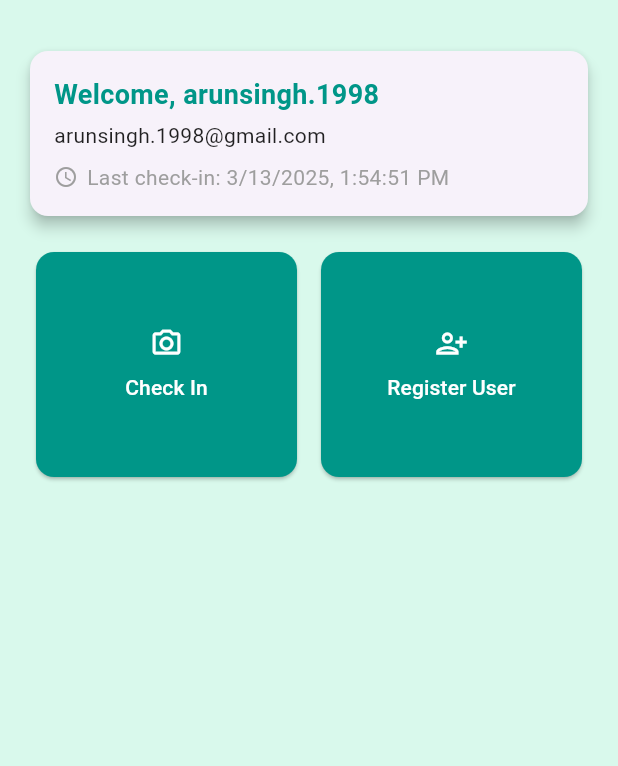
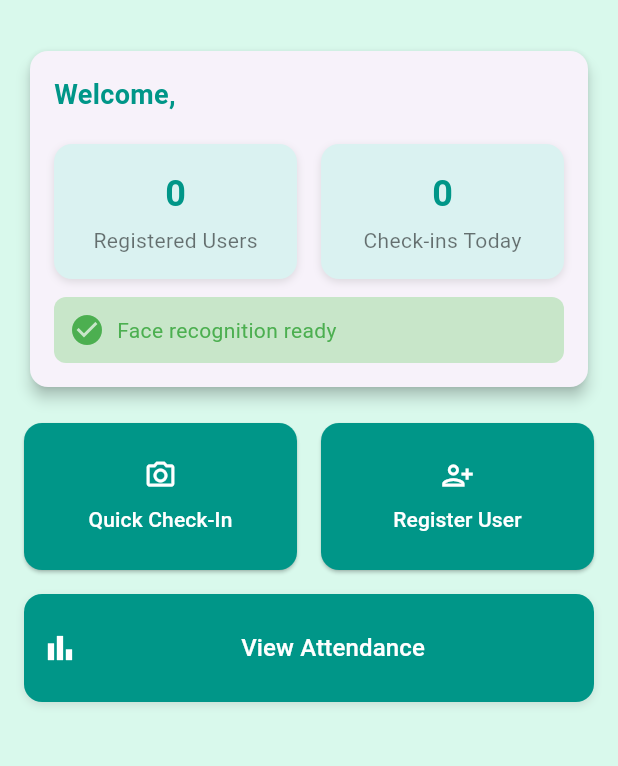
Before and after one commit to sinsau182/medhirattendance, a Flutter app: the HomePage screen opened directly, on a phone screen of 412 x 824 dp, the part 63-829 px from its top. Run offline on Flutter 3.47's test engine with Material 3 defaults, Android fonts, the phone set to English and light mode, and no system bars; our stand-ins replace camera, fluttertoast, shared_preferences; accounts and stored records are empty; network calls fail.

Commit message:
home page

```diff
--- a/lib/home_page.dart
+++ b/lib/home_page.dart
@@ -12,17 +12,19 @@ class HomePage extends StatefulWidget {
 }
 
 class _HomePageState extends State<HomePage> {
-  String username = "arunsingh.1998";
-  String email = "arunsingh.1998@gmail.com";
-  String lastCheckIn = "3/13/2025, 1:54:51 PM";
+  String username = "";
+  int registeredUsers = 0;
+  int checkInsToday = 0;
 
   Future<void> _logout() async {
     final prefs = await SharedPreferences.getInstance();
     await prefs.remove('authToken');
+    if (mounted) {
       Navigator.pushReplacement(
         context,
         MaterialPageRoute(builder: (context) => const LoginPage()),
       );
+    }
   }
 
   @override
@@ -70,21 +72,39 @@ class _HomePageState extends State<HomePage> {
                         color: Colors.teal,
                       ),
                     ),
-                    const SizedBox(height: 4),
-                    Text(
-                      email,
-                      style: const TextStyle(fontSize: 14, color: Colors.black87),
-                    ),
-                    const SizedBox(height: 8),
+                    const SizedBox(height: 20),
+
+                    // Registered Users and Check-Ins Today
                     Row(
                       children: [
-                        const Icon(Icons.access_time, size: 16, color: Colors.grey),
-                        const SizedBox(width: 6),
-                        Text(
-                          'Last check-in: $lastCheckIn',
-                          style: const TextStyle(fontSize: 14, color: Colors.grey),
+                        Expanded(
+                          child: _buildInfoBlock("Registered Users", registeredUsers),
+                        ),
+                        const SizedBox(width: 16), // Added space between boxes
+                        Expanded(
+                          child: _buildInfoBlock("Check-ins Today", checkInsToday),
                         ),
                       ],
+                    ),
+                    const SizedBox(height: 12),
+
+                    // Face Recognition Status
+                    Container(
+                      padding: const EdgeInsets.all(10),
+                      decoration: BoxDecoration(
+                        color: Colors.green.shade100,
+                        borderRadius: BorderRadius.circular(8),
+                      ),
+                      child: const Row(
+                        children: [
+                          Icon(Icons.check_circle, color: Colors.green),
+                          SizedBox(width: 8),
+                          Text(
+                            'Face recognition ready',
+                            style: TextStyle(color: Colors.green),
+                          ),
+                        ],
+                      ),
                     ),
                   ],
                 ),
@@ -92,25 +112,74 @@ class _HomePageState extends State<HomePage> {
             ),
             const SizedBox(height: 20),
 
-            // Check-In & Register User Buttons
+            // Quick Check-In and Register User Tabs
             Row(
-              mainAxisAlignment: MainAxisAlignment.spaceEvenly,
               children: [
-                _buildButton(Icons.camera_alt_outlined, "Check In", Colors.teal, () {
-                  // Navigate to Camera/Attendance
+                Expanded(
+                  child: _buildButton(
+                    icon: Icons.camera_alt_outlined,
+                    label: "Quick Check-In",
+                    color: Colors.teal,
+                    onPressed: () {
                       Navigator.push(
                         context,
                         MaterialPageRoute(builder: (context) => CheckInScreen()),
                       );
-                }),
-                _buildButton(Icons.person_add_alt_1_outlined, "Register User", Colors.teal, () {
-                  // Navigate to Register User Page
+                    },
+                  ),
+                ),
+                const SizedBox(width: 16), // Space between buttons
+                Expanded(
+                  child: _buildButton(
+                    icon: Icons.person_add_alt_1_outlined,
+                    label: "Register User",
+                    color: Colors.teal,
+                    onPressed: () {
                       Navigator.push(
                         context,
                         MaterialPageRoute(builder: (context) => RegisterUserScreen()),
                       );
-                }),
+                    },
+                  ),
+                ),
               ],
+            ),
+            const SizedBox(height: 16),
+
+            // Attendance Tab (Styled like Face Recognition Tab)
+            Container(
+              padding: const EdgeInsets.all(12),
+              decoration: BoxDecoration(
+                color: Colors.teal,
+                borderRadius: BorderRadius.circular(12),
+                boxShadow: [
+                  BoxShadow(
+                    color: Colors.grey.withOpacity(0.3),
+                    blurRadius: 4,
+                    offset: const Offset(0, 2),
+                  ),
+                ],
+              ),
+              child: Row(
+                children: [
+                  const Icon(Icons.bar_chart, color: Colors.white), // Changed to white
+                  const SizedBox(width: 8),
+                  Expanded(
+                    child: TextButton(
+                      onPressed: () {
+                        // Add your view attendance function here
+                      },
+                      child: const Text(
+                        'View Attendance',
+                        style: TextStyle(
+                          fontSize: 16,
+                          color: Colors.white,
+                        ),
+                      ),
+                    ),
+                  ),
+                ],
+              ),
             ),
           ],
         ),
@@ -118,16 +187,54 @@ class _HomePageState extends State<HomePage> {
     );
   }
 
-  Widget _buildButton(IconData icon, String label, Color color, VoidCallback onPressed) {
-  return Expanded(
-    child: Padding(
-      padding: const EdgeInsets.symmetric(horizontal: 8.0),
-      child: ElevatedButton(
+  // Info Block Widget
+  Widget _buildInfoBlock(String label, int value) {
+    return Container(
+      padding: const EdgeInsets.all(16),
+      decoration: BoxDecoration(
+        color: const Color(0xFFDAF2F1),
+        borderRadius: BorderRadius.circular(12),
+        boxShadow: [
+          BoxShadow(
+            color: Colors.grey.withOpacity(0.3),
+            blurRadius: 4,
+            offset: const Offset(0, 2),
+          ),
+        ],
+      ),
+      child: Column(
+        children: [
+          Text(
+            "$value",
+            style: const TextStyle(
+              fontSize: 24,
+              fontWeight: FontWeight.bold,
+              color: Colors.teal,
+            ),
+          ),
+          const SizedBox(height: 4),
+          Text(
+            label,
+            style: const TextStyle(fontSize: 14, color: Colors.black54),
+          ),
+        ],
+      ),
+    );
+  }
+
+  // Reusable Button Widget
+  Widget _buildButton({
+    required IconData icon,
+    required String label,
+    required Color color,
+    required VoidCallback onPressed,
+  }) {
+    return ElevatedButton(
       onPressed: onPressed,
       style: ElevatedButton.styleFrom(
         backgroundColor: color,
         foregroundColor: Colors.white,
-          padding: const EdgeInsets.symmetric(vertical: 50),
+        padding: const EdgeInsets.symmetric(vertical: 24),
         shape: RoundedRectangleBorder(
           borderRadius: BorderRadius.circular(12),
         ),
@@ -135,13 +242,11 @@ class _HomePageState extends State<HomePage> {
       child: Column(
         mainAxisSize: MainAxisSize.min,
         children: [
-            Icon(icon, color: Colors.white, size: 22,),
+          Icon(icon, color: Colors.white, size: 22),
           const SizedBox(height: 8),
           Text(label),
         ],
       ),
-      ),
-    ),
     );
   }
 }
```
Also changed, not shown: lib/attendance_popup.dart (added, +93 -0 lines), lib/check-in.dart (+58 -28 lines). Lines whose indentation alone changed are shown as unchanged.
